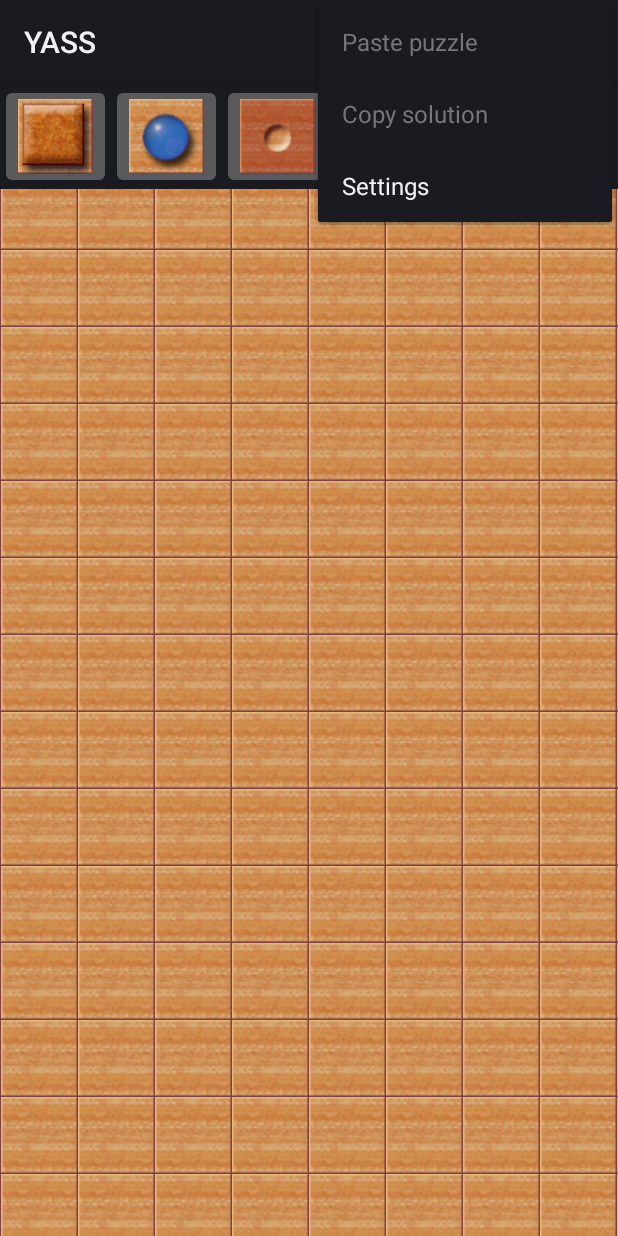
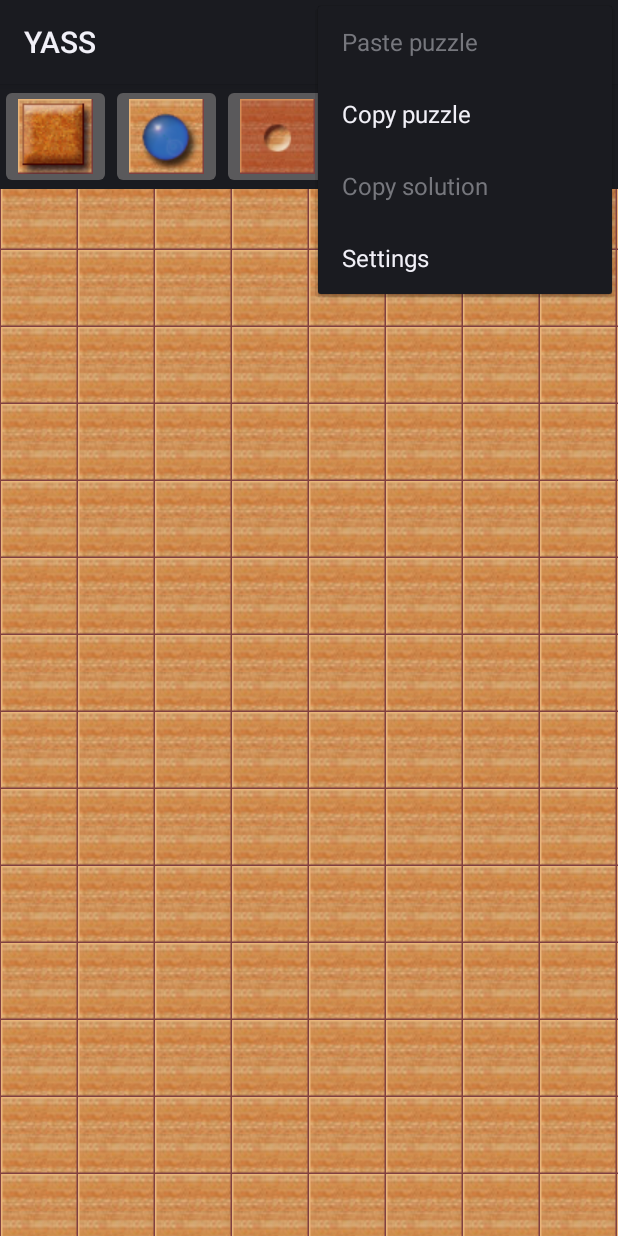
Before and after one commit to joriswit/YASS, an Android app: the screen it shows after launch (YASSActivity), with the options menu open, on a phone screen of 412 x 824 dp. Run offline under Robolectric (Android 15) with nearby library versions, the light colour scheme and no system bars.

Commit message:
Added option to copy puzzle to clipboard

```diff
--- a/app/src/main/java/yass/Board.java
+++ b/app/src/main/java/yass/Board.java
@@ -56,9 +56,14 @@ public class Board extends ArrayList<String> implements Cloneable, Parcelable {
     }
 
     public String toXSBWithoutNewline() {
+        return toXSB().replace("\n", "");
+    }
+
+    public String toXSB() {
         StringBuilder outputBuffer = new StringBuilder();
         for (String line : this) {
             outputBuffer.append(line);
+            outputBuffer.append("\n");
         }
         return outputBuffer.toString();
     }
--- a/app/src/main/java/yass/YASSActivity.java
+++ b/app/src/main/java/yass/YASSActivity.java
@@ -309,6 +309,11 @@ public class YASSActivity extends Activity {
                     bv.invalidate();
                 }
                 return true;
+            case R.id.action_copy_puzzle:
+                ClipboardManager clipboardBoard = (ClipboardManager) getSystemService(CLIPBOARD_SERVICE);
+                ClipData clipBoard = ClipData.newPlainText(getString(R.string.clipboard_description), mBoard.toXSB());
+                clipboardBoard.setPrimaryClip(clipBoard);
+                return true;
             case R.id.action_copy_solution:
                 ClipboardManager clipboard = (ClipboardManager) getSystemService(CLIPBOARD_SERVICE);
                 ClipData clip = ClipData.newPlainText(getString(R.string.clipboard_description), mSolution);
--- a/app/src/main/res/menu/yass.xml
+++ b/app/src/main/res/menu/yass.xml
@@ -15,6 +15,10 @@
         android:title="@string/action_paste_puzzle"/>
 
     <item
+        android:id="@+id/action_copy_puzzle"
+        android:title="@string/action_copy_puzzle"/>
+
+    <item
         android:id="@+id/action_copy_solution"
         android:title="@string/action_copy_solution"/>
 
--- a/app/src/main/res/values/strings.xml
+++ b/app/src/main/res/values/strings.xml
@@ -13,6 +13,7 @@
     <string name="paste_solution_invalid_title_text">Not a valid solution</string>
     <string name="paste_solution_invalid_text">The solution is not a valid position for the current puzzle.</string>
     <string name="action_paste_puzzle">Paste puzzle</string>
+    <string name="action_copy_puzzle">Copy puzzle</string>
     <string name="action_copy_solution">Copy solution</string>
     <string name="clipboard_description">Solution</string>
     <string name="action_settings">Settings</string>
```
